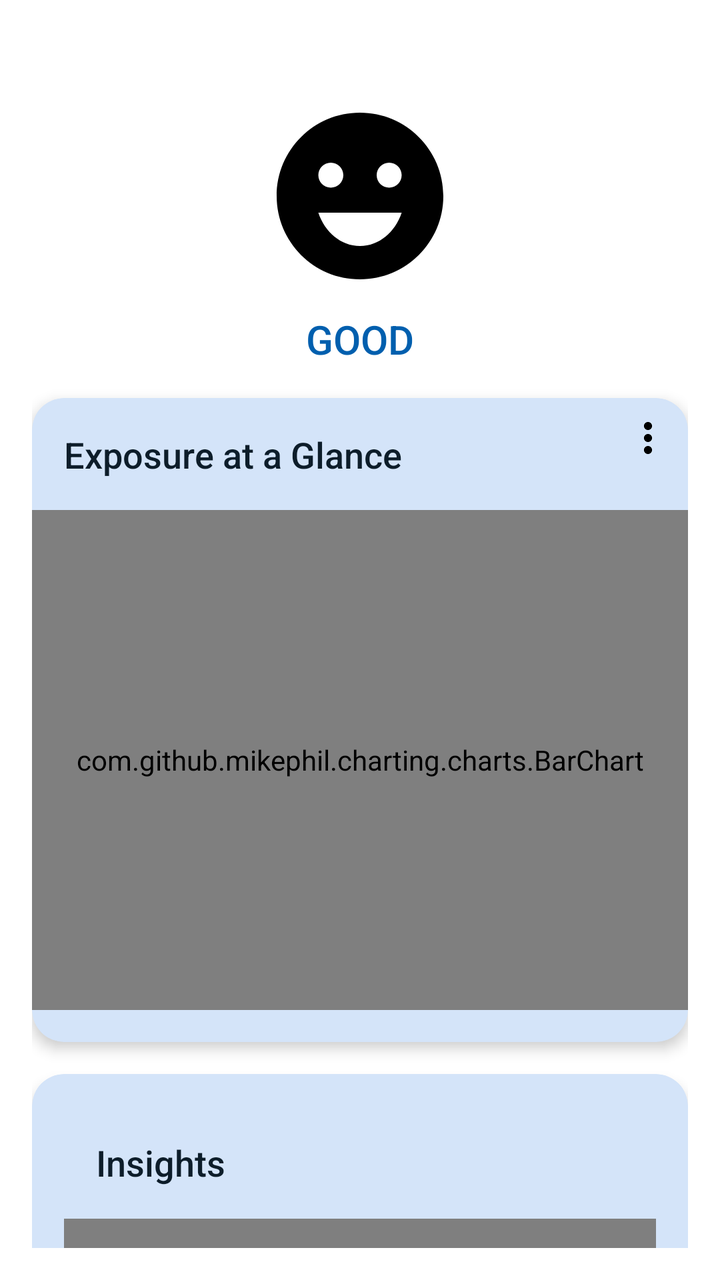
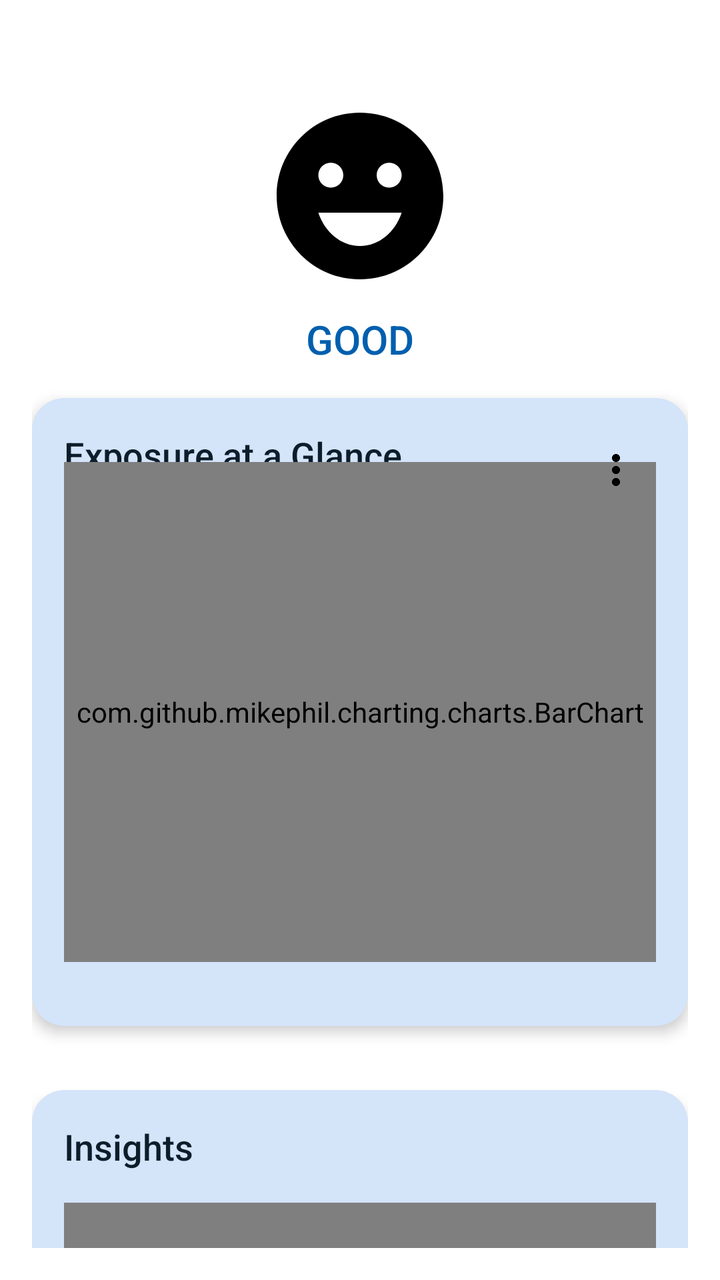

Screens rendered from an Android XML layout before and after an edit, with the pre-edit source and the edit as a unified diff.
<!-- AndroidManifest.xml: application theme Theme.MyApp -->
<!-- res/layout/fragment_home.xml -->
<?xml version="1.0" encoding="utf-8"?>
<androidx.constraintlayout.widget.ConstraintLayout
    xmlns:android="http://schemas.android.com/apk/res/android"
    xmlns:app="http://schemas.android.com/apk/res-auto"
    xmlns:tools="http://schemas.android.com/tools"
    xmlns:chart="http://schemas.android.com/apk/res-auto"
    android:layout_width="match_parent"
    android:layout_height="match_parent"
    tools:context=".ui.home.HomeFragment">

    <androidx.core.widget.NestedScrollView
        android:id="@+id/nestedScrollView"
        android:layout_width="0dp"
        android:layout_height="0dp"
        android:layout_marginTop="16dp"
        android:layout_marginBottom="16dp"
        app:layout_constraintTop_toTopOf="parent"
        app:layout_constraintBottom_toBottomOf="parent"
        app:layout_constraintStart_toStartOf="parent"
        app:layout_constraintEnd_toEndOf="parent">

        <LinearLayout
            android:layout_width="match_parent"
            android:layout_height="wrap_content"
            android:orientation="vertical"
            android:padding="16dp">

            
            <LinearLayout
                android:id="@+id/airQualityStatus"
                android:layout_width="match_parent"
                android:layout_height="wrap_content"
                android:orientation="vertical"
                android:gravity="center"
                android:layout_marginTop="16dp">

                
                <ImageView
                    android:id="@+id/statusIcon"
                    android:layout_width="100dp"
                    android:layout_height="100dp"
                    android:src="@drawable/ic_smiley_good"
                    android:layout_gravity="center"/>

                
                <TextView
                    android:id="@+id/statusText"
                    android:layout_width="wrap_content"
                    android:layout_height="wrap_content"
                    android:text="GOOD"
                    android:textSize="20sp"
                    android:textColor="@color/md_theme_light_primary"
                    android:fontFamily="sans-serif-medium"
                    android:layout_gravity="center"
                    android:layout_marginTop="8dp"/>
            </LinearLayout>

            
            <androidx.cardview.widget.CardView
                android:id="@+id/exposureCard"
                android:layout_width="match_parent"
                android:layout_height="wrap_content"
                android:layout_marginTop="16dp"
                app:cardCornerRadius="16dp"
                app:cardElevation="4dp"
                android:backgroundTint="@color/md_theme_light_secondaryContainer">

                <RelativeLayout
                    android:layout_width="match_parent"
                    android:layout_height="wrap_content">

                    
                    <TextView
                        android:id="@+id/exposureTitle"
                        android:layout_width="wrap_content"
                        android:layout_height="wrap_content"
                        android:text="Exposure at a Glance"
                        android:textSize="18sp"
                        android:textColor="@color/md_theme_light_onSecondaryContainer"
                        android:fontFamily="sans-serif-medium"
                        android:layout_alignParentStart="true"
                        android:layout_alignParentTop="true"
                        android:layout_margin="16dp"/>

                    
                    <com.github.mikephil.charting.charts.BarChart
                        android:id="@+id/barChart"
                        android:layout_width="match_parent"
                        android:layout_height="250dp"
                        android:layout_marginTop="56dp"
                        android:layout_marginBottom="16dp"/>

                    
                    <ImageButton
                        android:id="@+id/optionsButton"
                        android:layout_width="wrap_content"
                        android:layout_height="wrap_content"
                        android:layout_alignParentTop="true"
                        android:layout_alignParentEnd="true"
                        android:layout_margin="8dp"
                        android:background="?attr/selectableItemBackground"
                        android:contentDescription="@string/action_settings"
                        android:src="@drawable/ic_baseline_more_vert_24"
                        tools:ignore="TouchTargetSizeCheck" />
                </RelativeLayout>
            </androidx.cardview.widget.CardView>

            
            <androidx.cardview.widget.CardView
                android:id="@+id/insightsCard"
                android:layout_width="match_parent"
                android:layout_height="wrap_content"
                android:layout_marginTop="16dp"
                app:cardCornerRadius="16dp"
                app:cardElevation="4dp"
                android:backgroundTint="@color/md_theme_light_secondaryContainer">

                <LinearLayout
                    android:layout_width="match_parent"
                    android:layout_height="wrap_content"
                    android:orientation="vertical"
                    android:padding="16dp">

                    <TextView
                        android:id="@+id/exposureTitle1"
                        android:layout_width="wrap_content"
                        android:layout_height="wrap_content"
                        android:text="Insights"
                        android:textSize="18sp"
                        android:textColor="@color/md_theme_light_onSecondaryContainer"
                        android:fontFamily="sans-serif-medium"
                        android:layout_alignParentStart="true"
                        android:layout_alignParentTop="true"
                        android:layout_margin="16dp"/>

                    
                    <com.github.mikephil.charting.charts.PieChart
                        android:id="@+id/pieChart"
                        android:layout_width="match_parent"
                        android:layout_height="250dp"
                        android:layout_marginBottom="16dp"/>

                    
                    <com.github.mikephil.charting.charts.LineChart
                        android:id="@+id/lineChart"
                        android:layout_width="match_parent"
                        android:layout_height="250dp"/>
                </LinearLayout>
            </androidx.cardview.widget.CardView>

        </LinearLayout>
    </androidx.core.widget.NestedScrollView>

</androidx.constraintlayout.widget.ConstraintLayout>
<!-- resources referenced by this layout -->
<resources>
  <color name="md_theme_light_onSecondaryContainer">#0D1D2A</color>
  <color name="md_theme_light_primary">#005FAE</color>
  <color name="md_theme_light_secondaryContainer">#D4E4F9</color>
  <!-- drawable ic_baseline_more_vert_24 (drawable) -->
  <vector xmlns:android="http://schemas.android.com/apk/res/android" android:height="24dp" android:tint="#000000" android:viewportHeight="24" android:viewportWidth="24" android:width="24dp">
        
      <path android:fillColor="@android:color/white" android:pathData="M12,8c1.1,0 2,-0.9 2,-2s-0.9,-2 -2,-2 -2,0.9 -2,2 0.9,2 2,2zM12,10c-1.1,0 -2,0.9 -2,2s0.9,2 2,2 2,-0.9 2,-2 -0.9,-2 -2,-2zM12,16c-1.1,0 -2,0.9 -2,2s0.9,2 2,2 2,-0.9 2,-2 -0.9,-2 -2,-2z"/>
      
  </vector>
  <!-- drawable ic_smiley_good (drawable) -->
  <vector xmlns:android="http://schemas.android.com/apk/res/android" android:height="24dp" android:tint="#000000" android:viewportHeight="24" android:viewportWidth="24" android:width="24dp">
        
      <path android:fillColor="@android:color/white" android:pathData="M11.99,2C6.47,2 2,6.48 2,12c0,5.52 4.47,10 9.99,10C17.52,22 22,17.52 22,12C22,6.48 17.52,2 11.99,2zM8.5,8C9.33,8 10,8.67 10,9.5S9.33,11 8.5,11S7,10.33 7,9.5S7.67,8 8.5,8zM12,18c-2.28,0 -4.22,-1.66 -5,-4h10C16.22,16.34 14.28,18 12,18zM15.5,11c-0.83,0 -1.5,-0.67 -1.5,-1.5S14.67,8 15.5,8S17,8.67 17,9.5S16.33,11 15.5,11z"/>
      
  </vector>
  <string name="action_settings">Settings</string>
  <style name="Theme.MyApp" parent="Theme.MaterialComponents.DayNight.DarkActionBar">
                  
                  <item name="colorPrimary">@color/purple_500</item>
                  <item name="colorPrimaryVariant">@color/purple_700</item>
                  <item name="colorOnPrimary">@color/white</item>
                  
                  <item name="colorSecondary">@color/teal_200</item>
                  <item name="colorSecondaryVariant">@color/teal_700</item>
                  <item name="colorOnSecondary">@color/black</item>
                  
                  <item name="android:statusBarColor" tools:targetApi="l">@android:color/transparent</item>
                  
          </style>
  <color name="purple_500">#FF6200EE</color>
  <color name="purple_700">#FF3700B3</color>
  <color name="white">#FFFFFFFF</color>
  <color name="teal_200">#FF03DAC5</color>
  <color name="teal_700">#FF018786</color>
  <color name="black">#FF000000</color>
</resources>

<!-- the commit's change to res/layout/fragment_home.xml (unified diff, before → after) -->
@@ -3,7 +3,6 @@
     xmlns:android="http://schemas.android.com/apk/res/android"
     xmlns:app="http://schemas.android.com/apk/res-auto"
     xmlns:tools="http://schemas.android.com/tools"
-    xmlns:chart="http://schemas.android.com/apk/res-auto"
     android:layout_width="match_parent"
     android:layout_height="match_parent"
     tools:context=".ui.home.HomeFragment">
@@ -63,11 +62,13 @@
                 android:layout_marginTop="16dp"
                 app:cardCornerRadius="16dp"
                 app:cardElevation="4dp"
+                android:layout_marginBottom="16dp"
                 android:backgroundTint="@color/md_theme_light_secondaryContainer">
 
                 <RelativeLayout
                     android:layout_width="match_parent"
-                    android:layout_height="wrap_content">
+                    android:layout_height="wrap_content"
+                    android:padding="16dp">
 
                     
                     <TextView
@@ -80,14 +81,14 @@
                         android:fontFamily="sans-serif-medium"
                         android:layout_alignParentStart="true"
                         android:layout_alignParentTop="true"
-                        android:layout_margin="16dp"/>
+                        android:layout_marginBottom="8dp"/>
 
                     
                     <com.github.mikephil.charting.charts.BarChart
                         android:id="@+id/barChart"
                         android:layout_width="match_parent"
                         android:layout_height="250dp"
-                        android:layout_marginTop="56dp"
+                        android:layout_marginTop="16dp"
                         android:layout_marginBottom="16dp"/>
 
                     
@@ -129,9 +130,7 @@
                         android:textSize="18sp"
                         android:textColor="@color/md_theme_light_onSecondaryContainer"
                         android:fontFamily="sans-serif-medium"
-                        android:layout_alignParentStart="true"
-                        android:layout_alignParentTop="true"
-                        android:layout_margin="16dp"/>
+                        android:layout_marginBottom="16dp"/>
 
                     
                     <com.github.mikephil.charting.charts.PieChart
@@ -144,7 +143,8 @@
                     <com.github.mikephil.charting.charts.LineChart
                         android:id="@+id/lineChart"
                         android:layout_width="match_parent"
-                        android:layout_height="250dp"/>
+                        android:layout_height="250dp"
+                        android:layout_marginBottom="16dp"/>
                 </LinearLayout>
             </androidx.cardview.widget.CardView>
 
